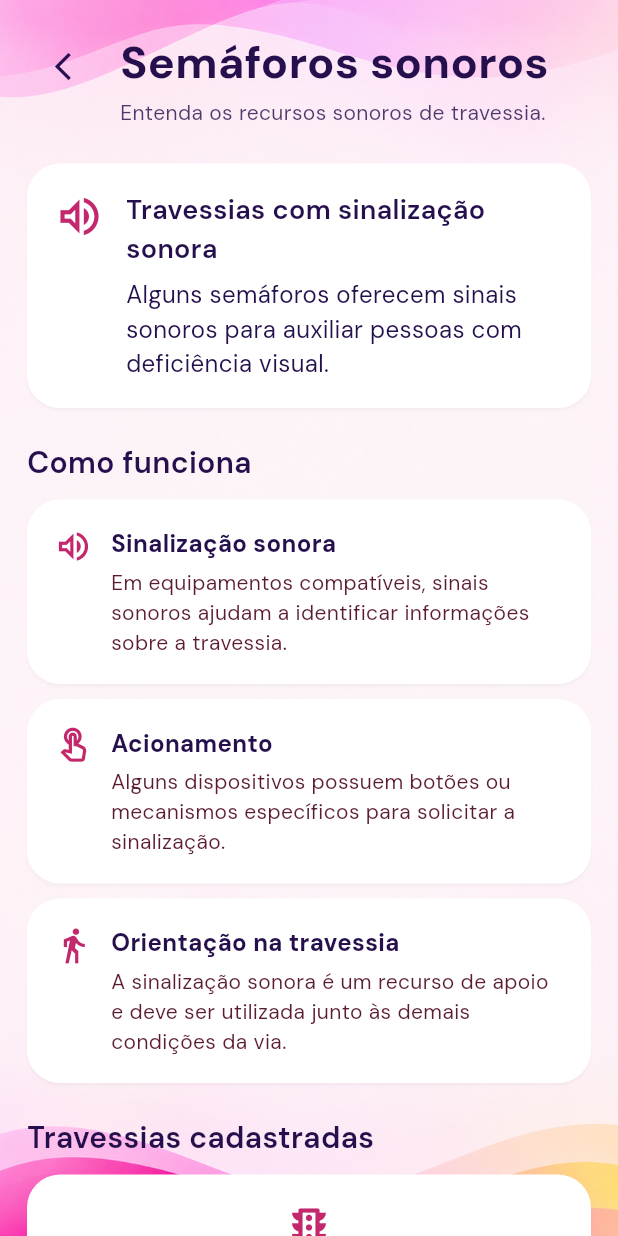
After one commit to juliarichesky/sinalizaai-mobile, a Flutter app: the AudibleTrafficLightsScreen screen opened directly, on a phone screen of 412 x 824 dp. The commit adds this screen. Run offline on Flutter 3.47's test engine with Material 3 defaults, Android fonts, the phone set to English and light mode, and no system bars; our stand-ins replace google_fonts.

Commit message:
feat: add accessibility resource detail screens

```diff
--- /dev/null
+++ b/lib/screens/accessibility_resource_widgets.dart
@@ -0,0 +1,251 @@
+import 'package:flutter/material.dart';
+
+import '../core/theme/app_colors.dart';
+import '../core/theme/app_typography.dart';
+
+class AccessibilityResourceScaffold extends StatelessWidget {
+  const AccessibilityResourceScaffold({
+    super.key,
+    required this.title,
+    required this.subtitle,
+    required this.child,
+  });
+
+  final String title;
+  final String subtitle;
+  final Widget child;
+
+  @override
+  Widget build(BuildContext context) {
+    return Scaffold(
+      backgroundColor: Colors.white,
+      body: Stack(
+        fit: StackFit.expand,
+        children: [
+          Image.asset('assets/images/all_img.png', fit: BoxFit.cover),
+          SafeArea(
+            child: SingleChildScrollView(
+              padding: const EdgeInsets.fromLTRB(18, 20, 18, 28),
+              child: Column(
+                crossAxisAlignment: CrossAxisAlignment.stretch,
+                children: [
+                  AccessibilityResourceHeader(title: title, subtitle: subtitle),
+                  const SizedBox(height: 24),
+                  child,
+                ],
+              ),
+            ),
+          ),
+        ],
+      ),
+    );
+  }
+}
+
+class AccessibilityResourceHeader extends StatelessWidget {
+  const AccessibilityResourceHeader({
+    super.key,
+    required this.title,
+    required this.subtitle,
+  });
+
+  final String title;
+  final String subtitle;
+
+  @override
+  Widget build(BuildContext context) {
+    return Row(
+      crossAxisAlignment: CrossAxisAlignment.start,
+      children: [
+        IconButton(
+          onPressed: () => Navigator.of(context).pop(),
+          tooltip: 'Voltar',
+          padding: EdgeInsets.zero,
+          constraints: const BoxConstraints(minWidth: 48, minHeight: 48),
+          icon: const Icon(Icons.arrow_back_ios_new, size: 22),
+          color: AppColors.darkAmethyst,
+        ),
+        const SizedBox(width: 14),
+        Expanded(
+          child: Column(
+            crossAxisAlignment: CrossAxisAlignment.start,
+            children: [
+              Text(
+                title,
+                style: AppTypography.heading.copyWith(
+                  color: AppColors.darkAmethyst,
+                  fontSize: 30,
+                  fontWeight: FontWeight.w700,
+                ),
+              ),
+              const SizedBox(height: 2),
+              Text(
+                subtitle,
+                style: AppTypography.body.copyWith(
+                  color: AppColors.darkAmethyst.withValues(alpha: 0.82),
+                  fontSize: 14,
+                ),
+              ),
+            ],
+          ),
+        ),
+      ],
+    );
+  }
+}
+
+class AccessibilityIntroCard extends StatelessWidget {
+  const AccessibilityIntroCard({
+    super.key,
+    required this.icon,
+    required this.title,
+    required this.description,
+  });
+
+  final IconData icon;
+  final String title;
+  final String description;
+
+  @override
+  Widget build(BuildContext context) {
+    return _WhiteCard(
+      child: Row(
+        crossAxisAlignment: CrossAxisAlignment.start,
+        children: [
+          Icon(icon, color: AppColors.hotRose, size: 34),
+          const SizedBox(width: 14),
+          Expanded(
+            child: Column(
+              crossAxisAlignment: CrossAxisAlignment.start,
+              children: [
+                Text(
+                  title,
+                  style: AppTypography.subtitle.copyWith(
+                    color: AppColors.darkAmethyst,
+                  ),
+                ),
+                const SizedBox(height: 6),
+                Text(description, style: AppTypography.body),
+              ],
+            ),
+          ),
+        ],
+      ),
+    );
+  }
+}
+
+class AccessibilityInfoCard extends StatelessWidget {
+  const AccessibilityInfoCard({
+    super.key,
+    required this.icon,
+    required this.title,
+    required this.description,
+  });
+
+  final IconData icon;
+  final String title;
+  final String description;
+
+  @override
+  Widget build(BuildContext context) {
+    return _WhiteCard(
+      child: Row(
+        crossAxisAlignment: CrossAxisAlignment.start,
+        children: [
+          Icon(icon, color: AppColors.hotRose, size: 26),
+          const SizedBox(width: 12),
+          Expanded(
+            child: Column(
+              crossAxisAlignment: CrossAxisAlignment.start,
+              children: [
+                Text(
+                  title,
+                  style: AppTypography.body.copyWith(
+                    color: AppColors.darkAmethyst,
+                    fontWeight: FontWeight.w700,
+                  ),
+                ),
+                const SizedBox(height: 4),
+                Text(
+                  description,
+                  style: AppTypography.caption.copyWith(fontSize: 14),
+                ),
+              ],
+            ),
+          ),
+        ],
+      ),
+    );
+  }
+}
+
+class AccessibilitySectionTitle extends StatelessWidget {
+  const AccessibilitySectionTitle({super.key, required this.title});
+
+  final String title;
+
+  @override
+  Widget build(BuildContext context) {
+    return Text(
+      title,
+      style: AppTypography.subtitle.copyWith(
+        color: AppColors.darkAmethyst,
+        fontSize: 20,
+      ),
+    );
+  }
+}
+
+class AccessibilityEmptyState extends StatelessWidget {
+  const AccessibilityEmptyState({
+    super.key,
+    required this.icon,
+    required this.message,
+  });
+
+  final IconData icon;
+  final String message;
+
+  @override
+  Widget build(BuildContext context) {
+    return _WhiteCard(
+      child: Column(
+        children: [
+          Icon(icon, color: AppColors.hotRose, size: 34),
+          const SizedBox(height: 8),
+          Text(
+            'Nenhum cadastro disponível',
+            style: AppTypography.body.copyWith(
+              color: AppColors.darkAmethyst,
+              fontWeight: FontWeight.w700,
+            ),
+          ),
+          const SizedBox(height: 4),
+          Text(
+            message,
+            textAlign: TextAlign.center,
+            style: AppTypography.caption.copyWith(fontSize: 14),
+          ),
+        ],
+      ),
+    );
+  }
+}
+
+class _WhiteCard extends StatelessWidget {
+  const _WhiteCard({required this.child});
+
+  final Widget child;
+
+  @override
+  Widget build(BuildContext context) {
+    return Material(
+      color: Colors.white,
+      elevation: 1,
+      shadowColor: AppColors.darkAmethyst.withValues(alpha: 0.08),
+      borderRadius: BorderRadius.circular(22),
+      child: Padding(padding: const EdgeInsets.all(18), child: child),
+    );
+  }
+}
--- /dev/null
+++ b/lib/screens/audible_traffic_lights_screen.dart
@@ -0,0 +1,59 @@
+import 'package:flutter/material.dart';
+
+import 'accessibility_resource_widgets.dart';
+
+class AudibleTrafficLightsScreen extends StatelessWidget {
+  const AudibleTrafficLightsScreen({super.key});
+
+  @override
+  Widget build(BuildContext context) {
+    return AccessibilityResourceScaffold(
+      title: 'Semáforos sonoros',
+      subtitle: 'Entenda os recursos sonoros de travessia.',
+      child: Column(
+        crossAxisAlignment: CrossAxisAlignment.stretch,
+        children: [
+          const AccessibilityIntroCard(
+            icon: Icons.volume_up_outlined,
+            title: 'Travessias com sinalização sonora',
+            description: 'Alguns semáforos oferecem sinais sonoros para auxiliar pessoas com deficiência visual.',
+          ),
+          const SizedBox(height: 22),
+          const AccessibilitySectionTitle(title: 'Como funciona'),
+          const SizedBox(height: 10),
+          const AccessibilityInfoCard(
+            icon: Icons.volume_up_outlined,
+            title: 'Sinalização sonora',
+            description: 'Em equipamentos compatíveis, sinais sonoros ajudam a identificar informações sobre a travessia.',
+          ),
+          const SizedBox(height: 10),
+          const AccessibilityInfoCard(
+            icon: Icons.touch_app_outlined,
+            title: 'Acionamento',
+            description: 'Alguns dispositivos possuem botões ou mecanismos específicos para solicitar a sinalização.',
+          ),
+          const SizedBox(height: 10),
+          const AccessibilityInfoCard(
+            icon: Icons.directions_walk,
+            title: 'Orientação na travessia',
+            description: 'A sinalização sonora é um recurso de apoio e deve ser utilizada junto às demais condições da via.',
+          ),
+          const SizedBox(height: 22),
+          const AccessibilitySectionTitle(title: 'Travessias cadastradas'),
+          const SizedBox(height: 10),
+          const AccessibilityEmptyState(
+            icon: Icons.traffic_outlined,
+            message:
+                'Ainda não há semáforos sonoros cadastrados para consulta.',
+          ),
+          const SizedBox(height: 14),
+          const AccessibilityInfoCard(
+            icon: Icons.info_outline,
+            title: 'Orientações',
+            description: 'Observe as condições da travessia e utilize os recursos de orientação disponíveis. Nenhum som oficial é emitido por esta demonstração.',
+          ),
+        ],
+      ),
+    );
+  }
+}
```
Also changed, not shown: lib/screens/accessibility_screen.dart (+15 -9 lines), lib/screens/accessible_sidewalks_screen.dart (added, +65 -0 lines), lib/screens/ramp_routes_screen.dart (added, +66 -0 lines).
